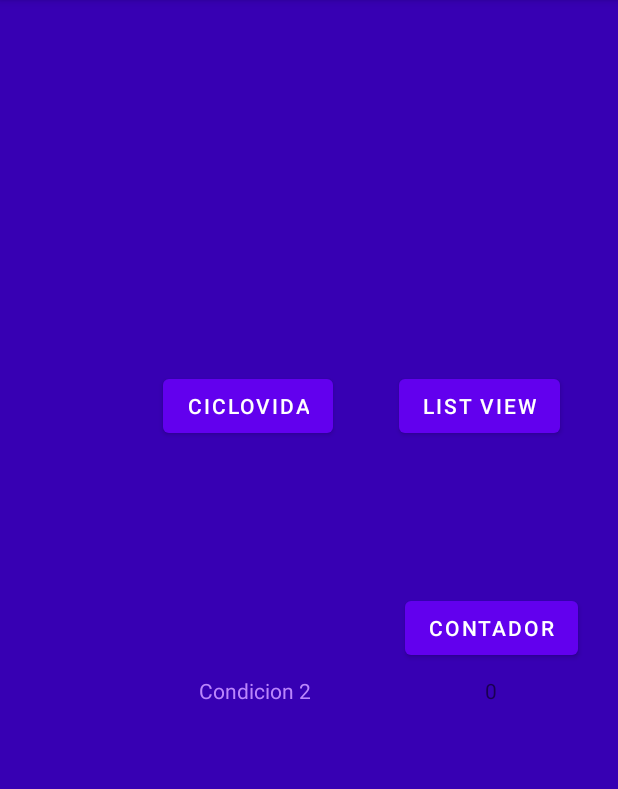
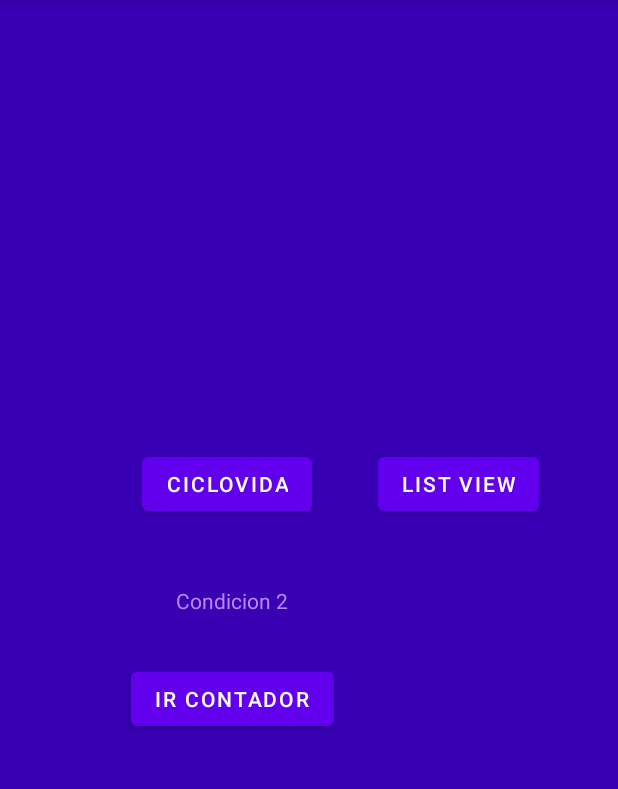
Before and after one commit to Aplicaciones-Moviles-2022-A-Comp/mc-chilan-rivera-michael-leonardo, an Android app: the screen it shows after launch (MainActivity), on a phone screen of 412 x 824 dp, the part 84-873 px from its top. Run offline under Robolectric (Android 15) with nearby library versions, the phone set to English and light mode, and no system bars; libraries missing offline, so code that uses them is left out: io.sentry; 3 statements that could not run were skipped.

Commit message:
Trabajo en clase 02
Viernes 17 de Junio de 2022

```diff
--- a/01 - android/app/build.gradle
+++ b/01 - android/app/build.gradle
@@ -11,7 +11,7 @@ android {
         minSdk 24
         targetSdk 32
         versionCode 1
-        versionName "1.4"
+        versionName "1.6"
 
         testInstrumentationRunner "androidx.test.runner.AndroidJUnitRunner"
     }
--- a/01 - android/app/src/main/AndroidManifest.xml
+++ b/01 - android/app/src/main/AndroidManifest.xml
@@ -13,6 +13,9 @@
         android:supportsRtl="true"
         android:theme="@style/Theme.Movcompmlcr2022a"
         tools:targetApi="31">
+        <activity
+            android:name=".Contador"
+            android:exported="false" />
         <activity
             android:name=".BListView"
             android:exported="false" />
--- a/01 - android/app/src/main/java/com/example/movcompmlcr2022a/MainActivity.kt
+++ b/01 - android/app/src/main/java/com/example/movcompmlcr2022a/MainActivity.kt
@@ -18,10 +18,12 @@ class MainActivity : AppCompatActivity() {
         botonCicloVida.setOnClickListener{
             irActividad(ACicloVida::class.java)
         }
-        val botonContador = findViewById<Button>(R.id.btn_contador)
-        botonContador.setOnClickListener{
-            irActividad(ACicloVida::class.java)
+
+        val botonContador = findViewById<Button>(R.id.btn_ir_contador)
+        botonContador.setOnClickListener {
+            irActividad(Contador::class.java)
         }
+
         val botonListView = findViewById<Button>(R.id.btn_ir_list_view)
         botonListView.setOnClickListener {
             irActividad(BListView::class.java)
--- a/01 - android/app/src/main/res/layout/activity_main.xml
+++ b/01 - android/app/src/main/res/layout/activity_main.xml
@@ -16,43 +16,21 @@
         android:textColor="@color/color_texto"
         app:layout_constraintBottom_toBottomOf="parent"
         app:layout_constraintEnd_toEndOf="parent"
-        app:layout_constraintHorizontal_bias="0.394"
+        app:layout_constraintHorizontal_bias="0.347"
         app:layout_constraintStart_toStartOf="parent"
         app:layout_constraintTop_toTopOf="parent"
-        app:layout_constraintVertical_bias="0.602" />
+        app:layout_constraintVertical_bias="0.522" />
 
     <Button
         android:id="@+id/btn_ciclo_vida"
         android:layout_width="wrap_content"
         android:layout_height="wrap_content"
-        android:layout_marginBottom="156dp"
+        android:layout_marginBottom="44dp"
         android:text="CicloVida"
         app:layout_constraintBottom_toTopOf="@+id/textView"
         app:layout_constraintEnd_toEndOf="@+id/textView"
-        app:layout_constraintHorizontal_bias="0.625"
+        app:layout_constraintHorizontal_bias="0.6"
         app:layout_constraintStart_toStartOf="@+id/textView" />
-
-    <Button
-        android:id="@+id/btn_contador"
-        android:layout_width="wrap_content"
-        android:layout_height="wrap_content"
-        android:layout_marginBottom="8dp"
-        android:text="Contador"
-        app:layout_constraintBottom_toTopOf="@+id/txt_contador"
-        app:layout_constraintEnd_toEndOf="@+id/txt_contador"
-        app:layout_constraintHorizontal_bias="1.0"
-        app:layout_constraintStart_toStartOf="@+id/txt_contador" />
-
-    <TextView
-        android:id="@+id/txt_contador"
-        android:layout_width="62dp"
-        android:layout_height="20dp"
-        android:layout_marginStart="116dp"
-        android:text="0"
-        app:layout_constraintBottom_toBottomOf="@+id/textView"
-        app:layout_constraintStart_toEndOf="@+id/textView"
-        app:layout_constraintTop_toTopOf="@+id/textView"
-        app:layout_constraintVertical_bias="0.0" />
 
     <Button
         android:id="@+id/btn_ir_list_view"
@@ -65,4 +43,14 @@
         app:layout_constraintTop_toTopOf="@+id/btn_ciclo_vida"
         app:layout_constraintVertical_bias="0.0" />
 
+    <Button
+        android:id="@+id/btn_ir_contador"
+        android:layout_width="wrap_content"
+        android:layout_height="wrap_content"
+        android:layout_marginTop="32dp"
+        android:text="IR CONTADOR"
+        app:layout_constraintEnd_toEndOf="@+id/textView"
+        app:layout_constraintStart_toStartOf="@+id/textView"
+        app:layout_constraintTop_toBottomOf="@+id/textView" />
+
 </androidx.constraintlayout.widget.ConstraintLayout>
--- a/01 - android/app/src/main/res/values-en-land/LANDS EN.xml
+++ b/01 - android/app/src/main/res/values-en-land/LANDS EN.xml
@@ -2,7 +2,7 @@
 <resources>
     <string name="app_name">movcompmlcr2022a</string>
     <string name="condicion">Condicion 1</string>
-    <color name="color_texto" translatable="false">#FF03DAC5</color>
+    <color name="color_texto" translatable="false">#FF3700B3</color>
     <color name="color_fondo" translatable="false">#FF018786</color>
 
     <string name="title_activity_aciclo_vida">ACicloVida</string>
```
Also changed, not shown: 01 - android/app/src/main/java/com/example/movcompmlcr2022a/ACicloVida.kt (+6 -18 lines), 01 - android/app/src/main/java/com/example/movcompmlcr2022a/Contador.kt (added, +49 -0 lines), 01 - android/app/src/main/res/layout/activity_contador.xml (added, +32 -0 lines).
